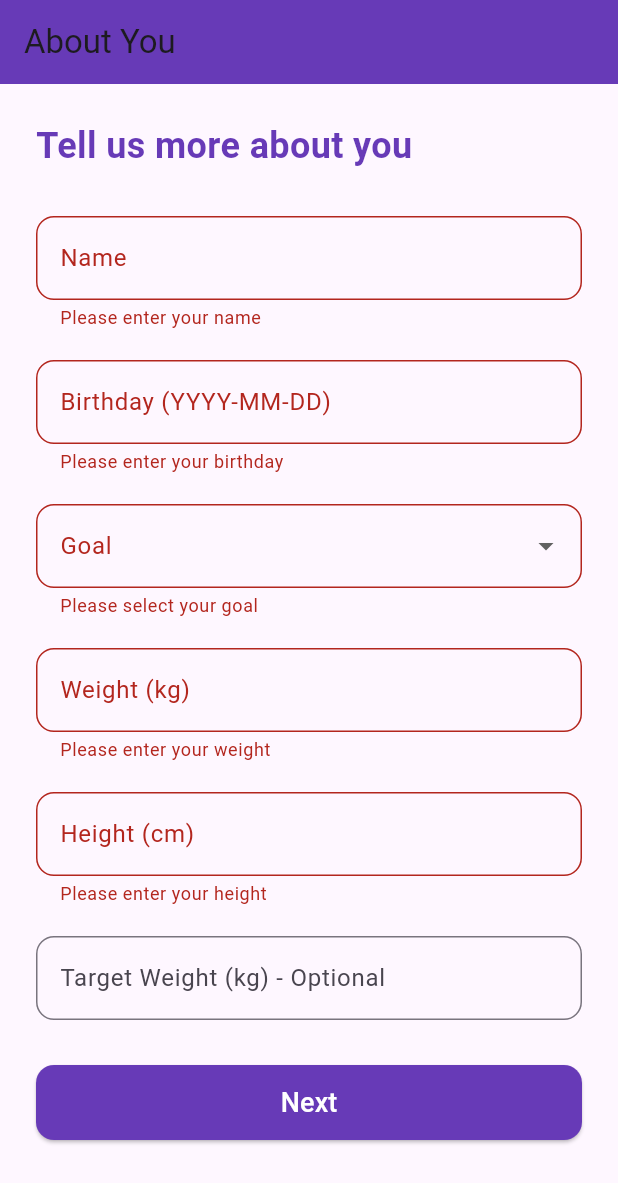
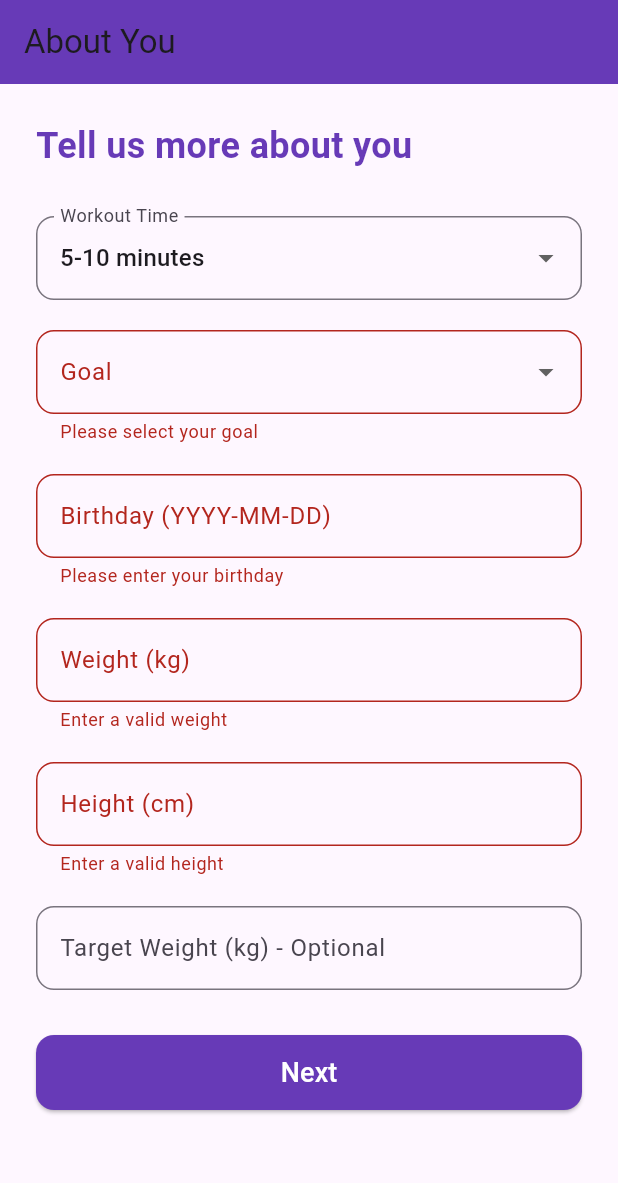
Before and after one commit to shahddessam/graduationproj, a Flutter app: the AboutYouScreen screen opened directly, after a tap on "Next", on a phone screen of 412 x 824 dp. Shown: the top 1183 px of the screen. Run offline on Flutter 3.47's test engine with Material 3 defaults, Android fonts, the phone set to English and light mode, and no system bars; our stand-ins replace supabase_flutter; accounts and stored records are empty.

Commit message:
Update aboutyou.dart

```diff
--- a/lib/aboutyou.dart
+++ b/lib/aboutyou.dart
@@ -1,11 +1,9 @@
 import 'package:flutter/material.dart';
 import 'package:supabase_flutter/supabase_flutter.dart';
-import 'WorkoutTimeScreen.dart'; // Import WorkoutTimeScreen
+import 'package:testproject/weeks.dart';
 
 class AboutYouScreen extends StatefulWidget {
-  final VoidCallback? onNext;
-
-  const AboutYouScreen({Key? key, this.onNext}) : super(key: key);
+  const AboutYouScreen({Key? key, required Null Function() onNext}) : super(key: key);
 
   @override
   _AboutYouScreenState createState() => _AboutYouScreenState();
@@ -13,7 +11,8 @@ class AboutYouScreen extends StatefulWidget {
 
 class _AboutYouScreenState extends State<AboutYouScreen> {
   final _formKey = GlobalKey<FormState>();
-  String name = ''; // New field for name
+  int workoutTime = 10; // default workout time in minutes
+
   String birthday = '';
   String goal = '';
   String weight = '';
@@ -35,7 +34,7 @@ class _AboutYouScreenState extends State<AboutYouScreen> {
             child: Column(
               crossAxisAlignment: CrossAxisAlignment.start,
               children: [
-                Text(
+                const Text(
                   'Tell us more about you',
                   style: TextStyle(
                     fontSize: 24,
@@ -44,181 +43,99 @@ class _AboutYouScreenState extends State<AboutYouScreen> {
                   ),
                 ),
                 const SizedBox(height: 30),
-                TextFormField(
-                  decoration: InputDecoration(
-                    labelText: 'Name',
-                    border: OutlineInputBorder(
-                      borderRadius: BorderRadius.circular(12),
-                    ),
-                  ),
-                  validator: (val) {
-                    if (val == null || val.isEmpty) {
-                      return 'Please enter your name';
-                    }
-                    return null;
-                  },
-                  onChanged: (val) => name = val,
+
+                DropdownButtonFormField<int>(
+                  decoration: _inputDecoration('Workout Time'),
+                  value: workoutTime,
+                  items: const [
+                    DropdownMenuItem(value: 10, child: Text('5-10 minutes')),
+                    DropdownMenuItem(value: 20, child: Text('15-20 minutes')),
+                    DropdownMenuItem(value: 30, child: Text('30 minutes')),
+                    DropdownMenuItem(value: 60, child: Text('60 minutes')),
+                  ],
+                  onChanged: (val) => setState(() {
+                    workoutTime = val ?? 10;
+                  }),
+                  validator: (val) =>
+                  val == null ? 'Please select workout time' : null,
                 ),
+
                 const SizedBox(height: 20),
-                TextFormField(
-                  keyboardType: TextInputType.datetime,
-                  decoration: InputDecoration(
-                    labelText: 'Birthday (YYYY-MM-DD)',
-                    border: OutlineInputBorder(
-                      borderRadius: BorderRadius.circular(12),
-                    ),
-                  ),
-                  validator: (val) {
-                    if (val == null || val.isEmpty) {
-                      return 'Please enter your birthday';
-                    }
-                    final regex = RegExp(r'^\d{4}-\d{2}-\d{2}$');
-                    if (!regex.hasMatch(val)) {
-                      return 'Enter a valid date (YYYY-MM-DD)';
-                    }
-                    return null;
-                  },
-                  onChanged: (val) => birthday = val,
-                ),
-                const SizedBox(height: 20),
+
                 DropdownButtonFormField<String>(
-                  decoration: InputDecoration(
-                    labelText: 'Goal',
-                    border: OutlineInputBorder(
-                      borderRadius: BorderRadius.circular(12),
-                    ),
-                  ),
+                  decoration: _inputDecoration('Goal'),
                   items: ['Lose Weight', 'Gain Muscle', 'Stay Healthy']
                       .map((goal) => DropdownMenuItem(
                     value: goal,
                     child: Text(goal),
                   ))
                       .toList(),
-                  onChanged: (val) {
-                    setState(() {
-                      goal = val ?? '';
-                    });
+                  onChanged: (val) => setState(() => goal = val ?? ''),
+                  validator: (val) =>
+                  val == null || val.isEmpty ? 'Please select your goal' : null,
+                ),
+
+                const SizedBox(height: 20),
+
+                _buildTextField(
+                  label: 'Birthday (YYYY-MM-DD)',
+                  keyboardType: TextInputType.datetime,
+                  onChanged: (val) => birthday = val,
+                  validator: (val) {
+                    if (val == null || val.isEmpty) return 'Please enter your birthday';
+                    final regex = RegExp(r'^\d{4}-\d{2}-\d{2}$');
+                    return regex.hasMatch(val) ? null : 'Enter a valid date (YYYY-MM-DD)';
                   },
+                ),
+
+                const SizedBox(height: 20),
+
+                _buildTextField(
+                  label: 'Weight (kg)',
+                  keyboardType: TextInputType.number,
+                  onChanged: (val) => weight = val,
                   validator: (val) {
-                    if (val == null || val.isEmpty) {
-                      return 'Please select your goal';
+                    final w = double.tryParse(val ?? '');
+                    return (w == null || w <= 0) ? 'Enter a valid weight' : null;
+                  },
+                ),
+
+                const SizedBox(height: 20),
+
+                _buildTextField(
+                  label: 'Height (cm)',
+                  keyboardType: TextInputType.number,
+                  onChanged: (val) => height = val,
+                  validator: (val) {
+                    final h = double.tryParse(val ?? '');
+                    return (h == null || h <= 0) ? 'Enter a valid height' : null;
+                  },
+                ),
+
+                const SizedBox(height: 20),
+
+                _buildTextField(
+                  label: 'Target Weight (kg) - Optional',
+                  keyboardType: TextInputType.number,
+                  onChanged: (val) => targetWeight = val,
+                  validator: (val) {
+                    if (val != null && val.isNotEmpty) {
+                      final tw = double.tryParse(val);
+                      return (tw == null || tw <= 0)
+                          ? 'Enter a valid target weight'
+                          : null;
                     }
                     return null;
                   },
                 ),
-                const SizedBox(height: 20),
-                TextFormField(
-                  keyboardType: TextInputType.number,
-                  decoration: InputDecoration(
-                    labelText: 'Weight (kg)',
-                    border: OutlineInputBorder(
-                      borderRadius: BorderRadius.circular(12),
-                    ),
-                  ),
-                  validator: (val) {
-                    if (val == null || val.isEmpty) {
-                      return 'Please enter your weight';
-                    }
-                    final w = double.tryParse(val);
-                    if (w == null || w <= 0) {
-                      return 'Enter a valid weight';
-                    }
-                    return null;
-                  },
-                  onChanged: (val) => weight = val,
-                ),
-                const SizedBox(height: 20),
-                TextFormField(
-                  keyboardType: TextInputType.number,
-                  decoration: InputDecoration(
-                    labelText: 'Height (cm)',
-                    border: OutlineInputBorder(
-                      borderRadius: BorderRadius.circular(12),
-                    ),
-                  ),
-                  validator: (val) {
-                    if (val == null || val.isEmpty) {
-                      return 'Please enter your height';
-                    }
-                    final h = double.tryParse(val);
-                    if (h == null || h <= 0) {
-                      return 'Enter a valid height';
-                    }
-                    return null;
-                  },
-                  onChanged: (val) => height = val,
-                ),
-                const SizedBox(height: 20),
-                TextFormField(
-                  keyboardType: TextInputType.number,
-                  decoration: InputDecoration(
-                    labelText: 'Target Weight (kg) - Optional',
-                    border: OutlineInputBorder(
-                      borderRadius: BorderRadius.circular(12),
-                    ),
-                  ),
-                  validator: (val) {
-                    if (val != null && val.isNotEmpty) {
-                      final tw = double.tryParse(val);
-                      if (tw == null || tw <= 0) {
-                        return 'Enter a valid target weight';
-                      }
-                    }
-                    return null;
-                  },
-                  onChanged: (val) => targetWeight = val,
-                ),
+
                 const SizedBox(height: 30),
+
                 SizedBox(
                   width: double.infinity,
                   height: 50,
                   child: ElevatedButton(
-                    onPressed: () async {
-                      if (_formKey.currentState!.validate()) {
-                        final supabase = Supabase.instance.client;
-                        final userId = supabase.auth.currentUser?.id;
-
-                        if (userId == null) {
-                          ScaffoldMessenger.of(context).showSnackBar(
-                            const SnackBar(content: Text('User not logged in')),
-                          );
-                          return;
-                        }
-
-                        // Combine goal and targetWeight (if provided) for the goal column
-                        final goalValue = targetWeight.isNotEmpty
-                            ? '$goal to $targetWeight kg'
-                            : goal;
-
-                        final userData = {
-                          'user_id': userId,
-                          'name': name, // Added name field
-                          'height': double.parse(height),
-                          'weight': double.parse(weight),
-                          'goal': goalValue,
-                          'birthday': birthday,
-                        };
-
-                        try {
-                          await supabase.from('user').upsert(
-                            userData,
-                            onConflict: 'user_id',
-                          );
-
-                          // Navigate to WorkoutTimeScreen with goal
-                          Navigator.push(
-                            context,
-                            MaterialPageRoute(
-                              builder: (_) => WorkoutTimeScreen(goal: goalValue),
-                            ),
-                          );
-                        } catch (error) {
-                          ScaffoldMessenger.of(context).showSnackBar(
-                            SnackBar(content: Text('Error: $error')),
-                          );
-                        }
-                      }
-                    },
+                    onPressed: _saveUserData,
                     style: ElevatedButton.styleFrom(
                       backgroundColor: Colors.deepPurple,
                       shape: RoundedRectangleBorder(
@@ -238,4 +155,62 @@ class _AboutYouScreenState extends State<AboutYouScreen> {
       ),
     );
   }
+
+  InputDecoration _inputDecoration(String label) => InputDecoration(
+    labelText: label,
+    border: OutlineInputBorder(borderRadius: BorderRadius.circular(12)),
+  );
+
+  Widget _buildTextField({
+    required String label,
+    TextInputType? keyboardType,
+    String? Function(String?)? validator,
+    void Function(String)? onChanged,
+  }) =>
+      TextFormField(
+        keyboardType: keyboardType,
+        decoration: _inputDecoration(label),
+        validator: validator,
+        onChanged: onChanged,
+      );
+
+  Future<void> _saveUserData() async {
+    if (_formKey.currentState!.validate()) {
+      final supabase = Supabase.instance.client;
+      final userId = supabase.auth.currentUser?.id;
+
+      if (userId == null) {
+        ScaffoldMessenger.of(context).showSnackBar(
+          const SnackBar(content: Text('User not logged in')),
+        );
+        return;
+      }
+
+      final goalValue = targetWeight.isNotEmpty ? '$goal to $targetWeight kg' : goal;
+
+      final userData = {
+        'user_id': userId,
+        'workout_time': workoutTime,
+        'birthday': birthday,
+        'goal': goalValue,
+        'weight': double.parse(weight),
+        'height': double.parse(height),
+      };
+
+      try {
+        await supabase.from('user').upsert(userData, onConflict: 'user_id');
+
+        Navigator.push(
+          context,
+          MaterialPageRoute(
+            builder: (_) => WeeksCommitScreen(answerId: '', goal: '', workoutTime: '',),
+          ),
+        );
+      } catch (error) {
+        ScaffoldMessenger.of(context).showSnackBar(
+          SnackBar(content: Text('Error: $error')),
+        );
+      }
+    }
+  }
 }
```
